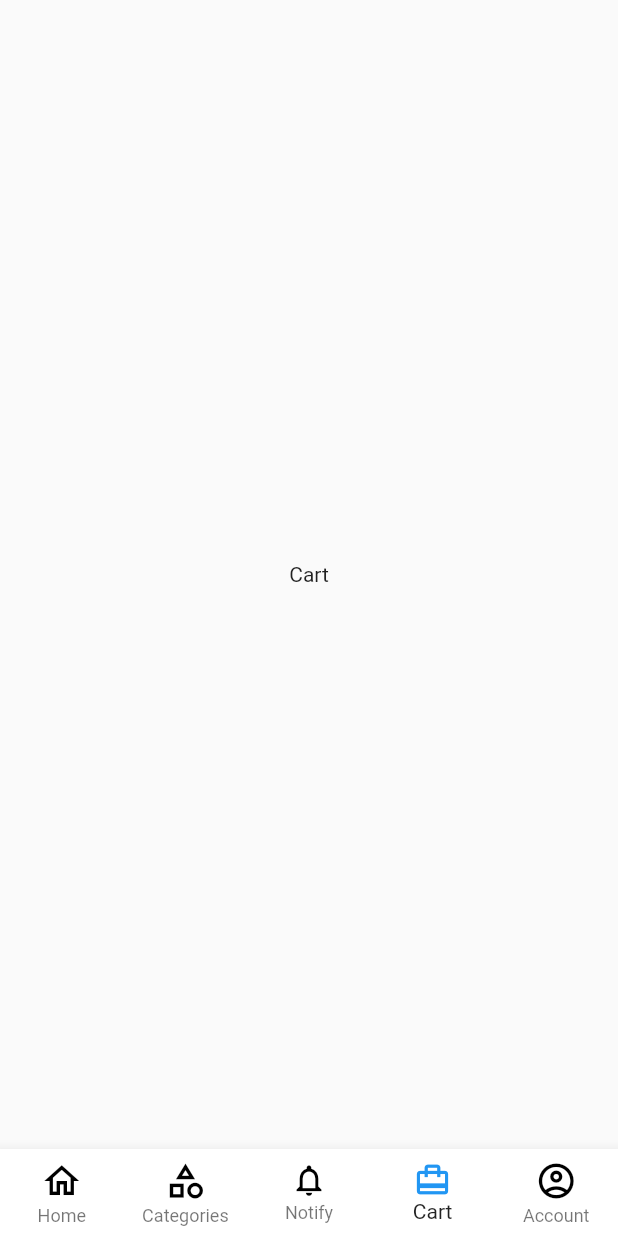
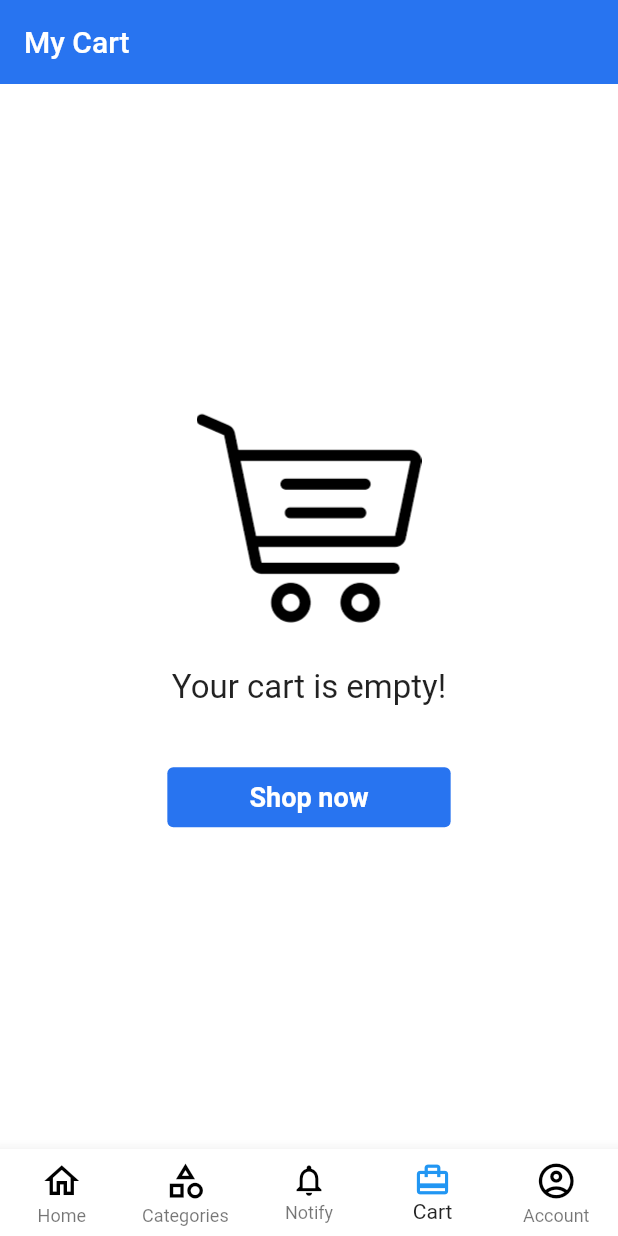
Before and after one commit to NimeshVarsani/E-mart, a Flutter app: the screen it shows once a user with an empty profile is signed in, item 4 of the bottom bar chosen, on a phone screen of 412 x 824 dp. Run offline on Flutter 3.47's test engine with Material 2 defaults, Android fonts, the phone set to English and light mode, and no system bars; our stand-ins replace animated_splash_screen, firebase_auth, firebase_core; accounts and stored records are empty.

Commit message:
Added some files

```diff
--- a/lib/main.dart
+++ b/lib/main.dart
@@ -8,7 +8,6 @@ import 'package:flutter/material.dart';
 Future main() async {
   WidgetsFlutterBinding.ensureInitialized();
   await Firebase.initializeApp(
-
   );
   runApp(const MyApp());
 }
--- a/lib/navigations_screens/cart.dart
+++ b/lib/navigations_screens/cart.dart
@@ -5,12 +5,47 @@ class Cart extends StatelessWidget {
 
   @override
   Widget build(BuildContext context) {
-    return const Scaffold(
+    return Scaffold(
+      backgroundColor: Colors.white,
+      appBar: AppBar(
+        elevation: 0,
+        backgroundColor: const Color(0xff2874F0),
+        title: const Text('My Cart'),
+      ),
       body: SafeArea(
         child: Center(
-          child: Text('Cart'),
+          child: Column(
+            mainAxisAlignment: MainAxisAlignment.center,
+            children: [
+              Image.asset('assets/cart.png', height: 150,),
+              const SizedBox(height: 25.0,),
+              const Text('Your cart is empty!', style: TextStyle(fontSize: 22,),),
+              const SizedBox(height: 40.0,),
+
+              Container(
+                width: MediaQuery.of(context).size.width/1.8,
+                height: 40,
+                padding: const EdgeInsets.symmetric(horizontal: 20),
+                child: ElevatedButton(
+                  style: ButtonStyle(
+                    elevation: MaterialStateProperty.all(0),
+                    backgroundColor: MaterialStateProperty.all(const Color(0xff2874F0)),
+                  ),
+                  onPressed: () {},
+                  child: const Text(
+                    'Shop now',
+                    style: TextStyle(
+                      color: Colors.white,
+                      fontWeight: FontWeight.bold,
+                      fontSize: 18,
+                    ),
+                  ),
+                ),
+              ),
+            ],
+          ),
         ),
       ),
-    );
+      );
   }
 }
```
Also changed, not shown: lib/navigations_screens/categories.dart (+22 -3 lines), lib/navigations_screens/notifications.dart (+16 -2 lines), assets/cart.png (added), assets/notifications.jpg (added).
